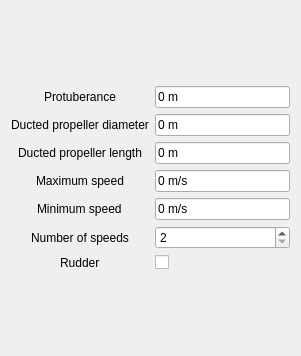
Qt form freecad/ship/resources/ui/TaskPanel_resistanceAmadeo.ui (FreeCAD/freecad.ship) before a commit.
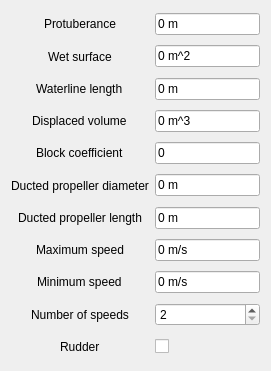
The same form after that commit. Custom widgets are drawn as their Qt base class.

Commit message: Definition of the initial values and variables chosen after accepting

The edit to the form file:
```diff
--- a/freecad/ship/resources/ui/TaskPanel_resistanceAmadeo.ui
+++ b/freecad/ship/resources/ui/TaskPanel_resistanceAmadeo.ui
@@ -6,8 +6,8 @@
    <rect>
     <x>0</x>
     <y>0</y>
-    <width>301</width>
-    <height>356</height>
+    <width>271</width>
+    <height>371</height>
    </rect>
   </property>
   <property name="windowTitle">
@@ -16,24 +16,56 @@
   <property name="toolTip">
    <string>Compute the resistance by Amadeo method</string>
   </property>
-  <layout class="QGridLayout" name="gridLayout">
+  <layout class="QGridLayout" name="gridLayout" rowstretch="0">
    <item row="0" column="0">
     <layout class="QGridLayout" name="gridLayout_2">
-     <item row="1" column="0" alignment="Qt::AlignHCenter">
-      <widget class="QLabel" name="d_diameter_label">
+     <item row="2" column="0" alignment="Qt::AlignHCenter">
+      <widget class="QLabel" name="Lw_label">
+       <property name="sizePolicy">
+        <sizepolicy hsizetype="Preferred" vsizetype="Expanding">
+         <horstretch>0</horstretch>
+         <verstretch>0</verstretch>
+        </sizepolicy>
+       </property>
        <property name="text">
-        <string>Ducted propeller diameter</string>
+        <string>Waterline length</string>
+       </property>
+      </widget>
+     </item>
+     <item row="2" column="1">
+      <widget class="Gui::InputField" name="Lw">
+       <property name="text">
+        <string notr="true">0 m</string>
+       </property>
+       <property name="unit" stdset="0">
+        <string notr="true">m</string>
+       </property>
+       <property name="quantity" stdset="0">
+        <double>0.000000000000000</double>
+       </property>
+      </widget>
+     </item>
+     <item row="11" column="1">
+      <widget class="QCheckBox" name="rudder">
+       <property name="text">
+        <string/>
        </property>
       </widget>
      </item>
      <item row="5" column="1">
-      <widget class="QSpinBox" name="n_speeds_spinbox">
-       <property name="minimum">
-        <number>2</number>
+      <widget class="Gui::InputField" name="d_diameter">
+       <property name="text">
+        <string notr="true">0 m</string>
+       </property>
+       <property name="unit" stdset="0">
+        <string notr="true">m</string>
+       </property>
+       <property name="quantity" stdset="0">
+        <double>0.000000000000000</double>
        </property>
       </widget>
      </item>
-     <item row="4" column="1">
+     <item row="8" column="1">
       <widget class="Gui::InputField" name="min_speed">
        <property name="text">
         <string notr="true">0 m/s</string>
@@ -46,35 +78,63 @@
        </property>
       </widget>
      </item>
-     <item row="0" column="0" alignment="Qt::AlignHCenter">
-      <widget class="QLabel" name="protuberance_label">
-       <property name="enabled">
-        <bool>true</bool>
+     <item row="10" column="0" alignment="Qt::AlignHCenter">
+      <widget class="QLabel" name="n_speeds_label">
+       <property name="sizePolicy">
+        <sizepolicy hsizetype="Preferred" vsizetype="Expanding">
+         <horstretch>0</horstretch>
+         <verstretch>0</verstretch>
+        </sizepolicy>
        </property>
        <property name="toolTip">
         <string>&lt;html&gt;&lt;head/&gt;&lt;body&gt;&lt;p&gt;Protuberance measured from the frame 20&lt;/p&gt;&lt;/body&gt;&lt;/html&gt;</string>
        </property>
        <property name="text">
-        <string>Protuberance</string>
+        <string>Number of speeds</string>
        </property>
       </widget>
      </item>
-     <item row="2" column="0" alignment="Qt::AlignHCenter">
-      <widget class="QLabel" name="d_lenght_label">
+     <item row="3" column="1">
+      <widget class="Gui::InputField" name="volume">
        <property name="text">
-        <string>Ducted propeller length</string>
+        <string notr="true">0 m^3</string>
+       </property>
+       <property name="unit" stdset="0">
+        <string notr="true">m^3</string>
+       </property>
+       <property name="quantity" stdset="0">
+        <double>1.000000000000000</double>
        </property>
       </widget>
      </item>
      <item row="6" column="1">
-      <widget class="QCheckBox" name="rudder_checkbox">
+      <widget class="Gui::InputField" name="d_length">
        <property name="text">
-        <string/>
+        <string notr="true">0 m</string>
        </property>
       </widget>
      </item>
-     <item row="6" column="0" alignment="Qt::AlignHCenter">
+     <item row="3" column="0" alignment="Qt::AlignHCenter">
+      <widget class="QLabel" name="volume_label">
+       <property name="sizePolicy">
+        <sizepolicy hsizetype="Preferred" vsizetype="Expanding">
+         <horstretch>0</horstretch>
+         <verstretch>0</verstretch>
+        </sizepolicy>
+       </property>
+       <property name="text">
+        <string>Displaced volume</string>
+       </property>
+      </widget>
+     </item>
+     <item row="11" column="0" alignment="Qt::AlignHCenter">
       <widget class="QLabel" name="rudder_label">
+       <property name="sizePolicy">
+        <sizepolicy hsizetype="Preferred" vsizetype="Expanding">
+         <horstretch>0</horstretch>
+         <verstretch>0</verstretch>
+        </sizepolicy>
+       </property>
        <property name="toolTip">
         <string>&lt;html&gt;&lt;head/&gt;&lt;body&gt;&lt;p&gt;Check the box if the ship has a rudder&lt;/p&gt;&lt;/body&gt;&lt;/html&gt;</string>
        </property>
@@ -84,9 +144,9 @@
       </widget>
      </item>
      <item row="1" column="1">
-      <widget class="Gui::InputField" name="d_diameter">
+      <widget class="Gui::InputField" name="Sw">
        <property name="text">
-        <string notr="true">0 m</string>
+        <string notr="true">0 m^2</string>
        </property>
        <property name="unit" stdset="0">
         <string notr="true">m</string>
@@ -96,44 +156,56 @@
        </property>
       </widget>
      </item>
-     <item row="2" column="1">
-      <widget class="Gui::InputField" name="d_length">
+     <item row="5" column="0" alignment="Qt::AlignHCenter">
+      <widget class="QLabel" name="d_diameter_label">
+       <property name="sizePolicy">
+        <sizepolicy hsizetype="Preferred" vsizetype="Expanding">
+         <horstretch>0</horstretch>
+         <verstretch>0</verstretch>
+        </sizepolicy>
+       </property>
        <property name="text">
-        <string notr="true">0 m</string>
-       </property>
-       <property name="unit" stdset="0">
-        <string notr="true">m</string>
-       </property>
-       <property name="quantity" stdset="0">
-        <double>1000.000000000000000</double>
+        <string>Ducted propeller diameter</string>
        </property>
       </widget>
      </item>
      <item row="4" column="0" alignment="Qt::AlignHCenter">
-      <widget class="QLabel" name="min_speed_label">
+      <widget class="QLabel" name="Cb_label">
+       <property name="sizePolicy">
+        <sizepolicy hsizetype="Preferred" vsizetype="Expanding">
+         <horstretch>0</horstretch>
+         <verstretch>0</verstretch>
+        </sizepolicy>
+       </property>
+       <property name="text">
+        <string>Block coefficient</string>
+       </property>
+      </widget>
+     </item>
+     <item row="0" column="0" alignment="Qt::AlignHCenter">
+      <widget class="QLabel" name="protuberance_label">
+       <property name="sizePolicy">
+        <sizepolicy hsizetype="Preferred" vsizetype="Expanding">
+         <horstretch>0</horstretch>
+         <verstretch>0</verstretch>
+        </sizepolicy>
+       </property>
        <property name="toolTip">
         <string>&lt;html&gt;&lt;head/&gt;&lt;body&gt;&lt;p&gt;Minimus speed to calculate resistance&lt;/p&gt;&lt;/body&gt;&lt;/html&gt;</string>
        </property>
        <property name="text">
-        <string>Minimum speed</string>
+        <string>Protuberance</string>
        </property>
       </widget>
      </item>
-     <item row="3" column="1">
-      <widget class="Gui::InputField" name="max_speed">
-       <property name="text">
-        <string notr="true">0 m/s</string>
-       </property>
-       <property name="unit" stdset="0">
-        <string>m/s</string>
-       </property>
-       <property name="quantity" stdset="0">
-        <double>100.000000000000000</double>
-       </property>
-      </widget>
-     </item>
-     <item row="3" column="0" alignment="Qt::AlignHCenter">
+     <item row="7" column="0" alignment="Qt::AlignHCenter">
       <widget class="QLabel" name="max_speed_label">
+       <property name="sizePolicy">
+        <sizepolicy hsizetype="Preferred" vsizetype="Expanding">
+         <horstretch>0</horstretch>
+         <verstretch>0</verstretch>
+        </sizepolicy>
+       </property>
        <property name="toolTip">
         <string>&lt;html&gt;&lt;head/&gt;&lt;body&gt;&lt;p&gt;Maximum speed to calculate resistance&lt;/p&gt;&lt;/body&gt;&lt;/html&gt;</string>
        </property>
@@ -142,6 +214,19 @@
        </property>
       </widget>
      </item>
+     <item row="1" column="0" alignment="Qt::AlignHCenter">
+      <widget class="QLabel" name="Sw_label">
+       <property name="sizePolicy">
+        <sizepolicy hsizetype="Preferred" vsizetype="Expanding">
+         <horstretch>0</horstretch>
+         <verstretch>0</verstretch>
+        </sizepolicy>
+       </property>
+       <property name="text">
+        <string>Wet surface</string>
+       </property>
+      </widget>
+     </item>
      <item row="0" column="1">
       <widget class="Gui::InputField" name="protuberance">
        <property name="text">
@@ -155,13 +240,74 @@
        </property>
       </widget>
      </item>
-     <item row="5" column="0" alignment="Qt::AlignHCenter">
-      <widget class="QLabel" name="n_speeds__label">
+     <item row="8" column="0" alignment="Qt::AlignHCenter">
+      <widget class="QLabel" name="min_speed_label">
+       <property name="sizePolicy">
+        <sizepolicy hsizetype="Preferred" vsizetype="Expanding">
+         <horstretch>0</horstretch>
+         <verstretch>0</verstretch>
+        </sizepolicy>
+       </property>
        <property name="toolTip">
         <string>&lt;html&gt;&lt;head/&gt;&lt;body&gt;&lt;p&gt;Number of speeds to calculare the resistance&lt;/p&gt;&lt;/body&gt;&lt;/html&gt;</string>
        </property>
        <property name="text">
-        <string>Number of speeds</string>
+        <string>Minimum speed</string>
+       </property>
+      </widget>
+     </item>
+     <item row="6" column="0" alignment="Qt::AlignHCenter">
+      <widget class="QLabel" name="d_length_label">
+       <property name="sizePolicy">
+        <sizepolicy hsizetype="Preferred" vsizetype="Expanding">
+         <horstretch>0</horstretch>
+         <verstretch>0</verstretch>
+        </sizepolicy>
+       </property>
+       <property name="text">
+        <string>Ducted propeller length</string>
+       </property>
+      </widget>
+     </item>
+     <item row="7" column="1">
+      <widget class="Gui::InputField" name="max_speed">
+       <property name="text">
+        <string notr="true">0 m/s</string>
+       </property>
+       <property name="unit" stdset="0">
+        <string notr="true">m/s</string>
+       </property>
+       <property name="quantity" stdset="0">
+        <double>1.000000000000000</double>
+       </property>
+      </widget>
+     </item>
+     <item row="4" column="1">
+      <widget class="Gui::InputField" name="Cb">
+       <property name="text">
+        <string notr="true">0</string>
+       </property>
+       <property name="maxLength">
+        <number>5</number>
+       </property>
+       <property name="unit" stdset="0">
+        <string notr="true"/>
+       </property>
+       <property name="quantity" stdset="0">
+        <double>0.000000000000000</double>
+       </property>
+      </widget>
+     </item>
+     <item row="10" column="1">
+      <widget class="QSpinBox" name="n_speeds">
+       <property name="minimum">
+        <number>2</number>
+       </property>
+       <property name="maximum">
+        <number>9999</number>
+       </property>
+       <property name="value">
+        <number>2</number>
        </property>
       </widget>
      </item>
```
Left out of the diff: 28 changed lines with no effect on the pictures.
